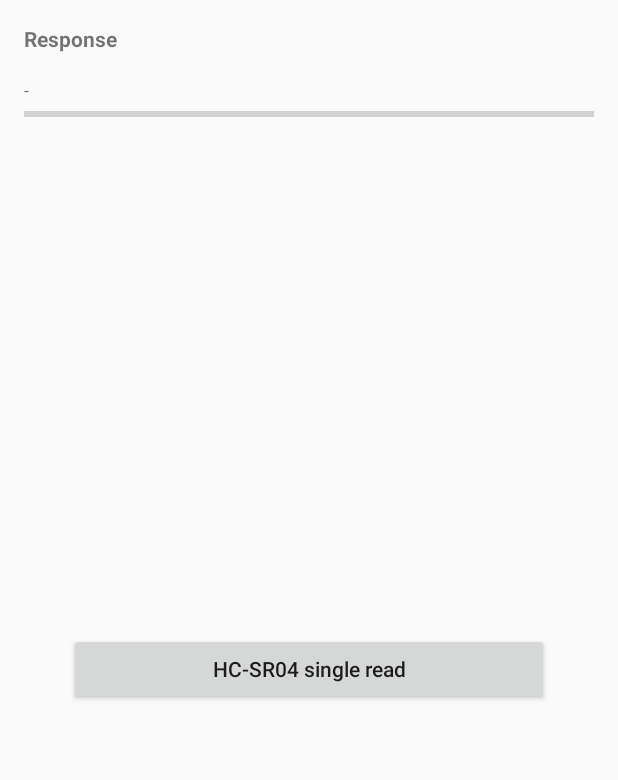
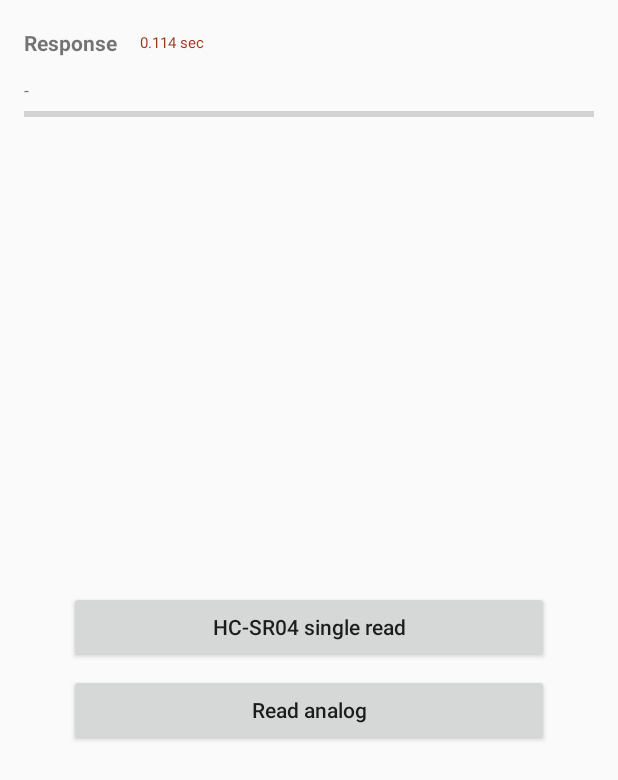
Before and after one commit to DubyOriginal/RCMower, an Android app: the InfoActivity screen opened directly, with no data from a screen before it, after a tap on "HC-SR04 single read", on a phone screen of 412 x 824 dp. Shown: the top 780 px of the screen. Run offline under Robolectric (Android 15) with nearby library versions, the phone set to English and light mode, and no system bars; network calls fail.

Commit message:
InfoActivity - sensor readings.... analogRead

```diff
--- a/app/src/main/java/hr/duby/rcmower/Const.java
+++ b/app/src/main/java/hr/duby/rcmower/Const.java
@@ -10,6 +10,7 @@
     public static final int SPEED = 120;
 
     public static final int HCSR04_MAX = 4000;   //4000mm -> 4m
+    public static final int ANALOG_MAX = 1023;   //0-1023
 
     //public final static String UNIT_IP   = "192.168.1.26";
     //public final static String UNIT_PORT = "80";
@@ -26,6 +27,7 @@
     public static final String CMD_SPEED     = "/cmd/speed/";
 
     public static final String SENSOR_HCSR04 = "/sensor/hcsr04";
+    public static final String SENSOR_ANALOG = "/sensor/analog";
 
     //shared prefs key
     public static final String PREF_IP = "PREF_IP";
--- a/app/src/main/java/hr/duby/rcmower/activities/InfoActivity.java
+++ b/app/src/main/java/hr/duby/rcmower/activities/InfoActivity.java
@@ -20,8 +20,8 @@
 public class InfoActivity extends AppCompatActivity   implements View.OnClickListener {
 
     //WIDGETS
-    private Button btnHCSR04;
-    private TextView tvResponse;
+    private Button btnHCSR04, btnReadAnalog;
+    private TextView tvResponseValue, tvResponseTime;
     private ProgressBar pbResponse, pbInProgress;
 
     //VARS
@@ -47,18 +47,20 @@
     //**********************************************************************************************
     private void initGUI() {
         btnHCSR04 = (Button) findViewById(R.id.btnHCSR);
-        tvResponse = (TextView) findViewById(R.id.tvResponse);
+        btnReadAnalog = (Button) findViewById(R.id.btnReadAnalog);
+        tvResponseValue = (TextView) findViewById(R.id.tvResponseValue);
+        tvResponseTime = (TextView) findViewById(R.id.tvResponseTime);
         pbResponse = (ProgressBar) findViewById(R.id.pbResponse);
         pbInProgress = (ProgressBar) findViewById(R.id.pbInProgress);
 
         //init value
-        pbResponse.setMax(Const.HCSR04_MAX);
         pbResponse.setProgress(0);
-        tvResponse.setText("");
+        tvResponseValue.setText("");
 
         pbInProgress.setVisibility(View.INVISIBLE);
 
         btnHCSR04.setOnClickListener(this);
+        btnReadAnalog.setOnClickListener(this);
     }
 
     @Override
@@ -67,6 +69,10 @@
         switch (view.getId()){
             case R.id.btnHCSR:
                 startRequest_HCSR04();
+                break;
+
+            case R.id.btnReadAnalog:
+                startRequest_ReadAnalog();
                 break;
         }
     }
@@ -77,13 +83,33 @@
 
     //**********************************************************************************************
     private void startRequest_HCSR04() {
+        pbResponse.setMax(Const.HCSR04_MAX);
+        tvResponseTime.setText("");
         pbInProgress.setVisibility(View.VISIBLE);
         MowerClient.getInstance().request_HCSR04(InfoActivity.this, new MowerClient.OnResponse_HCSR04(){
             @Override
-            public void onResponse_HCSR04Done(JSONObject response) {
+            public void onResponse_HCSR04Done(String resTime, JSONObject response) {
                 DLog("onResponse_HCSR04Done result: " + response);
                 pbInProgress.setVisibility(View.INVISIBLE);
+                tvResponseTime.setText(resTime);
                 showResult_HCSR04(response);
+            }
+        } );
+
+    }
+
+    //**********************************************************************************************
+    private void startRequest_ReadAnalog() {
+        pbResponse.setMax(Const.ANALOG_MAX);
+        tvResponseTime.setText("");
+        pbInProgress.setVisibility(View.VISIBLE);
+        MowerClient.getInstance().request_ReadAnalog(InfoActivity.this, new MowerClient.OnResponse_ReadAnalog(){
+            @Override
+            public void onResponse_ReadAnalogDone(String resTime, JSONObject response) {
+                DLog("onResponse_ReadAnalogDone result: " + response);
+                pbInProgress.setVisibility(View.INVISIBLE);
+                tvResponseTime.setText(resTime);
+                showResult_ReadAnalog(response);
             }
         } );
 
@@ -93,19 +119,18 @@
     //*************************************************************************************************************************************************
     //*************************************************************************************************************************************************
 
-    private String dist = "-";
-    private int distInt = 0;
+    private String value = "-";
+    private int valueInt = 0;
     //**********************************************************************************************
     private void showResult_HCSR04(JSONObject response) {
-
         if (response != null) {
             String statusValue = JSONHelper.getJSONValue(response, "status");
             if (statusValue != null){
                 if (statusValue.equalsIgnoreCase("ok")) {
                     String distance = JSONHelper.getJSONValue(response, "distance");
                     if (distance == null){ distance = "0";}
-                    dist = distance;
-                    distInt = Integer.valueOf(dist);
+                    value = distance;
+                    valueInt = Integer.valueOf(value);
 
                 } // statusValue NOT OK
             } // statusValue == NULL
@@ -114,12 +139,36 @@
         runOnUiThread(new Runnable() {
             @Override
             public void run() {
-                tvResponse.setText(dist);
-                pbResponse.setProgress(distInt);
+                tvResponseValue.setText(value);
+                pbResponse.setProgress(valueInt);
                 //startRequest_HCSR04();
             }
         });
+    }
 
+    //**********************************************************************************************
+    private void showResult_ReadAnalog(JSONObject response) {
+        if (response != null) {
+            String statusValue = JSONHelper.getJSONValue(response, "status");
+            if (statusValue != null){
+                if (statusValue.equalsIgnoreCase("ok")) {
+                    String analog = JSONHelper.getJSONValue(response, "analog");
+                    if (analog == null){ analog = "0";}
+                    value = analog;
+                    valueInt = Integer.valueOf(value);
+
+                } // statusValue NOT OK
+            } // statusValue == NULL
+        }
+
+        runOnUiThread(new Runnable() {
+            @Override
+            public void run() {
+                tvResponseValue.setText(value);
+                pbResponse.setProgress(valueInt);
+                //startRequest_HCSR04();
+            }
+        });
     }
 
     private void _____________OTHER_____________() {}
--- a/app/src/main/res/layout/activity_info.xml
+++ b/app/src/main/res/layout/activity_info.xml
@@ -17,21 +17,35 @@
         <LinearLayout
             android:orientation="horizontal"
             android:layout_width="match_parent"
-            android:layout_height="wrap_content">
+            android:layout_height="wrap_content"
+            android:gravity="center_vertical">
 
             <TextView
                 android:text="Response"
-                android:layout_width="match_parent"
+                android:layout_width="wrap_content"
                 android:layout_height="wrap_content"
                 android:id="@+id/textView7"
-                android:textStyle="normal|bold"
+                android:textStyle="normal|bold" />
+
+            <TextView
+                android:text="0.122s"
+                android:layout_width="wrap_content"
+                android:layout_height="match_parent"
+                android:id="@+id/tvResponseTime"
+                android:textSize="10sp"
+                android:gravity="center_vertical"
+                android:layout_marginLeft="15dp"
+                android:textColor="@color/colorAccent" />
+
+            <Space
+                android:layout_width="wrap_content"
+                android:layout_height="wrap_content"
                 android:layout_weight="1" />
 
             <ProgressBar
                 style="?android:attr/progressBarStyleSmall"
                 android:layout_width="50dp"
                 android:id="@+id/pbInProgress"
-                android:layout_weight="1"
                 android:layout_height="25dp" />
         </LinearLayout>
 
@@ -39,7 +53,7 @@
             android:text="TextView"
             android:layout_width="match_parent"
             android:layout_height="wrap_content"
-            android:id="@+id/tvResponse"
+            android:id="@+id/tvResponseValue"
             android:textSize="12sp"
             android:layout_marginTop="10dp" />
 
@@ -67,5 +81,13 @@
             android:id="@+id/btnHCSR"
             android:textAllCaps="false" />
 
+        <Button
+            android:text="Read analog"
+            android:layout_width="match_parent"
+            android:layout_height="wrap_content"
+            android:id="@+id/btnReadAnalog"
+            android:textAllCaps="false"
+            android:layout_marginTop="7dp" />
+
     </LinearLayout>
 </LinearLayout>
```
Also changed, not shown: app/src/main/java/hr/duby/rcmower/MowerClient.java (+47 -11 lines), 1 other file.
